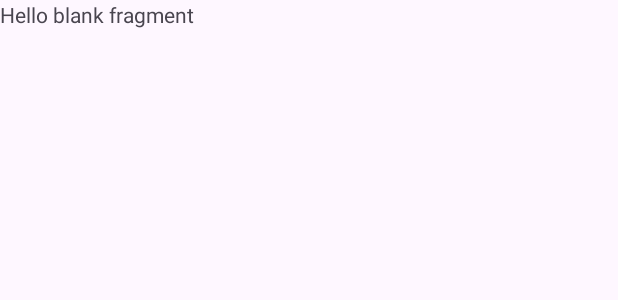
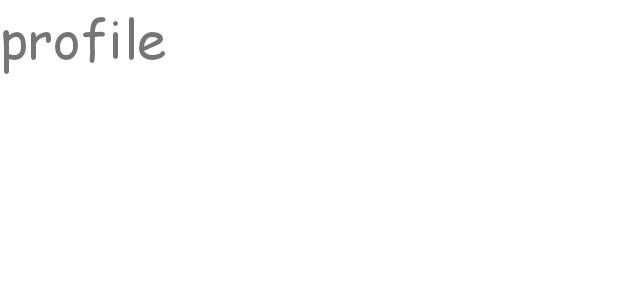
Before and after one commit to maryammoon/Simple_TextSaver, an Android app: the layout fragment_profile_.xml on its own in the app's theme, with its tools: preview values and no code run, on a phone screen of 412 x 824 dp. Shown: the top 300 px of the screen. Run offline under Robolectric (Android 15) with nearby library versions, the phone set to English and light mode, and no system bars.

```diff
--- /dev/null
+++ b/app/src/main/res/drawable/ic_home.xml
@@ -0,0 +1,6 @@
+<vector android:height="24dp" android:viewportHeight="48"
+    android:viewportWidth="48" android:width="24dp" xmlns:android="http://schemas.android.com/apk/res/android">
+    <path android:fillColor="#FF000000" android:pathData="M42,48H28V35h-8v13H6V27c0,-0.552 0.447,-1 1,-1s1,0.448 1,1v19h10V33h12v13h10V28c0,-0.552 0.447,-1 1,-1s1,0.448 1,1V48z"/>
+    <path android:fillColor="#FF000000" android:pathData="M47,27c-0.249,0 -0.497,-0.092 -0.691,-0.277L24,5.384L1.691,26.723c-0.399,0.381 -1.032,0.368 -1.414,-0.031c-0.382,-0.399 -0.367,-1.032 0.031,-1.414L24,2.616l23.691,22.661c0.398,0.382 0.413,1.015 0.031,1.414C47.526,26.896 47.264,27 47,27z"/>
+    <path android:fillColor="#FF000000" android:pathData="M39,15c-0.553,0 -1,-0.448 -1,-1V8h-6c-0.553,0 -1,-0.448 -1,-1s0.447,-1 1,-1h8v8C40,14.552 39.553,15 39,15z"/>
+</vector>
--- /dev/null
+++ b/app/src/main/res/drawable/ic_profile.xml
@@ -0,0 +1,5 @@
+<vector android:height="24dp" android:viewportHeight="128"
+    android:viewportWidth="128" android:width="24dp" xmlns:android="http://schemas.android.com/apk/res/android">
+    <path android:fillColor="#FF000000" android:pathData="M30,49c0,18.7 15.3,34 34,34s34,-15.3 34,-34S82.7,15 64,15S30,30.3 30,49zM90,49c0,14.3 -11.7,26 -26,26S38,63.3 38,49s11.7,-26 26,-26S90,34.7 90,49z"/>
+    <path android:fillColor="#FF000000" android:pathData="M24.4,119.4C35,108.8 49,103 64,103s29,5.8 39.6,16.4l5.7,-5.7C97.2,101.7 81.1,95 64,95s-33.2,6.7 -45.3,18.7L24.4,119.4z"/>
+</vector>
--- a/app/src/main/res/layout/fragment_home_.xml
+++ b/app/src/main/res/layout/fragment_home_.xml
@@ -9,6 +9,6 @@
     <TextView
         android:layout_width="match_parent"
         android:layout_height="match_parent"
-        android:text="@string/hello_blank_fragment" />
+        android:text="home" />
 
 </FrameLayout>
--- a/app/src/main/res/layout/fragment_profile_.xml
+++ b/app/src/main/res/layout/fragment_profile_.xml
@@ -1,14 +1,15 @@
 <?xml version="1.0" encoding="utf-8"?>
-<FrameLayout xmlns:android="http://schemas.android.com/apk/res/android"
+<androidx.constraintlayout.widget.ConstraintLayout
+    xmlns:android="http://schemas.android.com/apk/res/android"
     xmlns:tools="http://schemas.android.com/tools"
     android:layout_width="match_parent"
     android:layout_height="match_parent"
     tools:context=".Profile_Fragment">
 
-    <!-- TODO: Update blank fragment layout -->
     <TextView
-        android:layout_width="match_parent"
-        android:layout_height="match_parent"
-        android:text="@string/hello_blank_fragment" />
+        android:textSize="35sp"
+        android:text="profile"
+        android:layout_width="wrap_content"
+        android:layout_height="wrap_content"/>
 
-</FrameLayout>
+</androidx.constraintlayout.widget.ConstraintLayout>
--- a/app/src/main/res/values/colors.xml
+++ b/app/src/main/res/values/colors.xml
@@ -3,4 +3,6 @@
     <color name="black">#FF000000</color>
     <color name="white">#FFFFFFFF</color>
     <color name="gray">#4C4C4C</color>
+    <color name="green">#006064</color>
+
 </resources>
--- a/app/src/main/res/values/themes.xml
+++ b/app/src/main/res/values/themes.xml
@@ -1,12 +1,17 @@
 <resources xmlns:tools="http://schemas.android.com/tools">
     <!-- Base application theme. -->
-    <style name="Base.Theme.TextSaver" parent="Theme.Material3.DayNight.NoActionBar">
+    <style name="Base.Theme.TextSaver" parent="Theme.MaterialComponents.DayNight.NoActionBar">
         <!-- Customize your light theme here. -->
         <!-- <item name="colorPrimary">@color/my_light_primary</item> -->
-        <item name="colorPrimary">@color/white</item>
+
+        <item name="colorPrimary">@color/green</item>
+        <item name="colorOnPrimary">@color/white</item>
+
         <item name="colorSecondary">@color/black</item>
 
-        <item name="android:statusBarColor" tools:targetApi="l">?attr/colorPrimary</item>
+        <item name="fontFamily">@font/primary_regular</item>
+
+        <item name="android:statusBarColor" tools:targetApi="l">?attr/colorSecondary</item>
     </style>
 
     <style name="Theme.TextSaver" parent="Base.Theme.TextSaver" />
```
Also changed, not shown: app/src/main/java/ir/dunijet/textsaver/Register_Fragment.kt (+28 -39 lines), app/src/main/res/drawable/ic_register.xml (added, +18 -0 lines), app/src/main/res/layout/fragment_register_.xml (+26 -6 lines), app/src/main/res/menu/bottom_navigation_menu.xml (added, +17 -0 lines), app/src/main/res/font/primary_bold.ttf (added), app/src/main/res/font/primary_regular.ttf (added).
